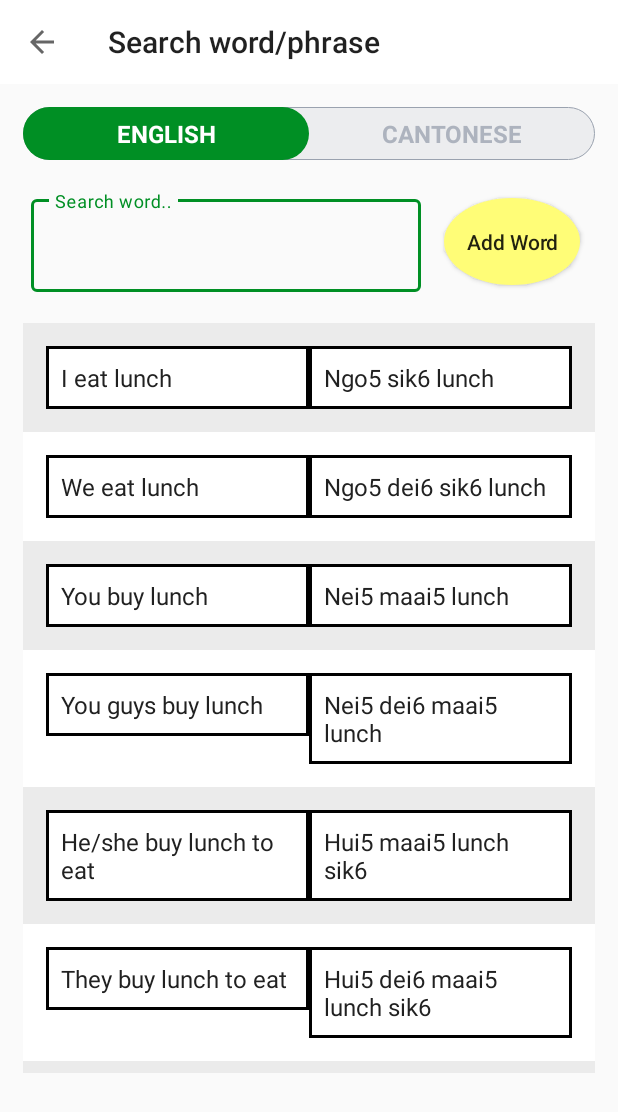
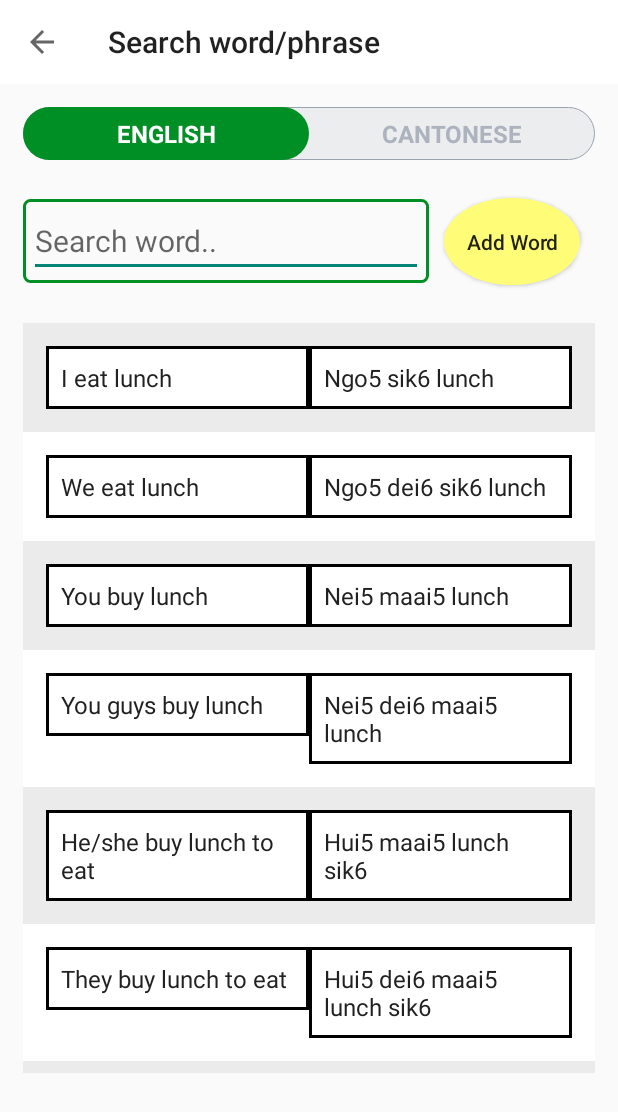
Before and after one commit to kttn54/CanStudy, an Android app: the SearchActivity screen opened directly, with no data from a screen before it, on a phone screen of 412 x 824 dp. Shown: the top 1112 px of the screen. Run offline under Robolectric (Android 15) with nearby library versions, the phone set to English and light mode, and no system bars; our stand-ins replace Room's generated code.

Commit message:
Fix search functionality

```diff
--- /dev/null
+++ b/app/src/main/res/drawable/edittext_outline.xml
@@ -0,0 +1,13 @@
+<?xml version="1.0" encoding="utf-8"?>
+<shape xmlns:android="http://schemas.android.com/apk/res/android">
+    <solid android:color="@android:color/transparent" />
+    <stroke
+        android:width="2dp"
+        android:color="@color/colorAccent" />
+    <corners android:radius="4dp" />
+    <padding
+        android:left="4dp"
+        android:top="4dp"
+        android:right="4dp"
+        android:bottom="4dp" />
+</shape>
--- a/app/src/main/res/layout/activity_search.xml
+++ b/app/src/main/res/layout/activity_search.xml
@@ -53,41 +53,33 @@
     </RadioGroup>
 
     <LinearLayout
-        android:id="@+id/llSearchandAdd"
+        android:id="@+id/llSearchAndAdd"
         android:layout_width="match_parent"
         android:layout_height="wrap_content"
         app:layout_constraintTop_toBottomOf="@id/rgLanguage"
         app:layout_constraintStart_toStartOf="parent"
         app:layout_constraintEnd_toEndOf="parent"
         android:layout_margin="15dp"
+        android:weightSum="4"
         android:orientation="horizontal">
 
         <LinearLayout
             android:id="@+id/llSearchBar"
+            android:layout_weight="3"
+            app:layout_constraintStart_toStartOf="parent"
+            android:layout_gravity="center_vertical"
             android:layout_width="0dp"
             android:layout_height="wrap_content"
-            android:layout_weight="0.75"
-            android:padding="5dp">
+            android:background="@drawable/edittext_outline"
+            android:orientation="vertical">
 
-            <com.google.android.material.textfield.TextInputLayout
-                android:id="@+id/tilSearchBar"
-                app:layout_constraintStart_toStartOf="parent"
-                app:layout_constraintTop_toBottomOf="@id/rgLanguage"
-                android:layout_width="match_parent"
-                android:layout_height="match_parent"
-                app:boxStrokeColor="@color/colorAccent"
-                app:hintTextColor="@color/colorAccent"
-                style="@style/Widget.MaterialComponents.TextInputLayout.OutlinedBox">
-
-            <androidx.appcompat.widget.AppCompatEditText
+            <EditText
                 android:id="@+id/etSearchBar"
                 android:layout_width="match_parent"
                 android:layout_height="wrap_content"
                 android:hint="Search word.."
                 android:inputType="textCapSentences"
-                android:textSize="20sp"/>
-
-            </com.google.android.material.textfield.TextInputLayout>
+                android:textSize="20sp" />
 
         </LinearLayout>
 
@@ -96,7 +88,7 @@
             android:layout_width="0dp"
             android:layout_height="58dp"
             android:layout_margin="10dp"
-            android:layout_weight="0.25"
+            android:layout_weight="1"
             android:background="@drawable/btn_add"
             android:backgroundTint="@color/yellow"
             android:text="Add Word"/>
@@ -105,7 +97,7 @@
 
     <androidx.recyclerview.widget.RecyclerView
         android:id="@+id/rvSearch"
-        app:layout_constraintTop_toBottomOf="@id/llSearchandAdd"
+        app:layout_constraintTop_toBottomOf="@id/llSearchAndAdd"
         android:layout_width="match_parent"
         android:layout_height="500dp"
         android:layout_margin="15dp"/>
@@ -115,7 +107,7 @@
         android:layout_width="wrap_content"
         android:layout_height="wrap_content"
         android:layout_margin="20dp"
-        app:layout_constraintTop_toBottomOf="@id/llSearchandAdd"
+        app:layout_constraintTop_toBottomOf="@id/llSearchAndAdd"
         app:layout_constraintStart_toStartOf="parent"
         app:layout_constraintEnd_toEndOf="parent"
         android:visibility="invisible"
```
Also changed, not shown: app/src/main/res/drawable/dimsum.png (added).
